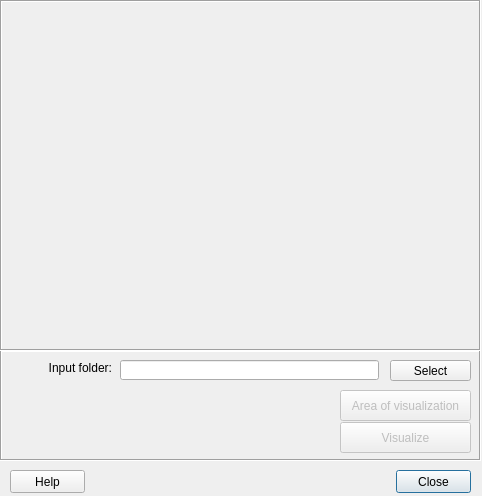
First picture: the form in SEBEVisual/visualizer_dialog_base.ui, repository UMEP-dev/UMEP, before the edit.
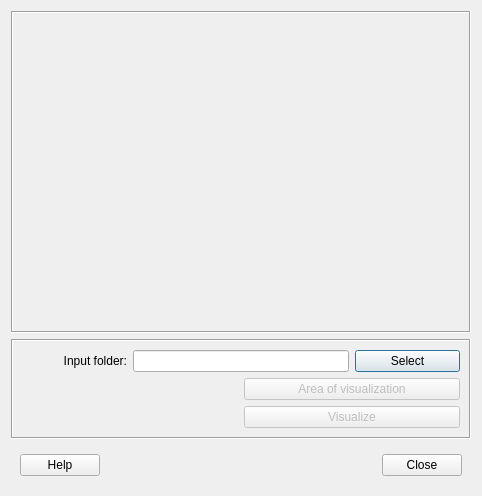
Second picture: the form after the edit.

Diff of the .ui file:
```diff
--- a/SEBEVisual/visualizer_dialog_base.ui
+++ b/SEBEVisual/visualizer_dialog_base.ui
@@ -16,40 +16,14 @@
   <property name="windowTitle">
    <string>SEBE Visualizer</string>
   </property>
-  <widget class="QPushButton" name="pushButton">
-   <property name="geometry">
-    <rect>
-     <x>396</x>
-     <y>470</y>
-     <width>75</width>
-     <height>23</height>
-    </rect>
-   </property>
-   <property name="text">
-    <string>Close</string>
-   </property>
-  </widget>
-  <widget class="QPushButton" name="helpButton">
-   <property name="geometry">
-    <rect>
-     <x>10</x>
-     <y>470</y>
-     <width>75</width>
-     <height>23</height>
-    </rect>
-   </property>
-   <property name="text">
-    <string>Help</string>
-   </property>
-  </widget>
+  <layout class="QGridLayout" name="gridLayout_2">
+   <item row="1" column="0" colspan="2">
   <widget class="QFrame" name="frame">
-   <property name="geometry">
-    <rect>
-     <x>0</x>
-     <y>350</y>
-     <width>481</width>
-     <height>111</height>
-    </rect>
+     <property name="sizePolicy">
+      <sizepolicy hsizetype="Minimum" vsizetype="Fixed">
+       <horstretch>0</horstretch>
+       <verstretch>0</verstretch>
+      </sizepolicy>
    </property>
    <property name="frameShape">
     <enum>QFrame::Box</enum>
@@ -57,54 +31,9 @@
    <property name="frameShadow">
     <enum>QFrame::Sunken</enum>
    </property>
-   <widget class="QPushButton" name="pushButtonSelect">
-    <property name="enabled">
-     <bool>false</bool>
-    </property>
-    <property name="geometry">
-     <rect>
-      <x>340</x>
-      <y>40</y>
-      <width>131</width>
-      <height>31</height>
-     </rect>
-    </property>
-    <property name="text">
-     <string>Area of visualization</string>
-    </property>
-   </widget>
-   <widget class="QLineEdit" name="textOutput">
-    <property name="geometry">
-     <rect>
-      <x>120</x>
-      <y>10</y>
-      <width>259</width>
-      <height>20</height>
-     </rect>
-    </property>
-   </widget>
-   <widget class="QPushButton" name="pushButtonDirectory">
-    <property name="geometry">
-     <rect>
-      <x>390</x>
-      <y>10</y>
-      <width>81</width>
-      <height>21</height>
-     </rect>
-    </property>
-    <property name="text">
-     <string>Select</string>
-    </property>
-   </widget>
+     <layout class="QGridLayout" name="gridLayout">
+      <item row="0" column="0">
    <widget class="QLabel" name="label_4">
-    <property name="geometry">
-     <rect>
-      <x>0</x>
-      <y>10</y>
-      <width>112</width>
-      <height>16</height>
-     </rect>
-    </property>
     <property name="text">
      <string>Input folder:</string>
     </property>
@@ -112,18 +41,39 @@
      <set>Qt::AlignRight|Qt::AlignTrailing|Qt::AlignVCenter</set>
     </property>
    </widget>
+      </item>
+      <item row="0" column="1" colspan="2">
+       <widget class="QLineEdit" name="textOutput"/>
+      </item>
+      <item row="0" column="3">
+       <widget class="QPushButton" name="pushButtonDirectory">
+        <property name="text">
+         <string>Select</string>
+        </property>
+       </widget>
+      </item>
+      <item row="1" column="2" colspan="2">
+       <widget class="QPushButton" name="pushButtonSelect">
+        <property name="enabled">
+         <bool>false</bool>
+        </property>
+        <property name="text">
+         <string>Area of visualization</string>
+        </property>
+       </widget>
+      </item>
+      <item row="2" column="1">
+       <widget class="QLabel" name="label">
+        <property name="text">
+         <string/>
+        </property>
+       </widget>
+      </item>
+      <item row="2" column="2" colspan="2">
    <widget class="QPushButton" name="pushButtonVisualize">
     <property name="enabled">
      <bool>false</bool>
     </property>
-    <property name="geometry">
-     <rect>
-      <x>340</x>
-      <y>72</y>
-      <width>131</width>
-      <height>31</height>
-     </rect>
-    </property>
     <property name="cursor">
      <cursorShape>ArrowCursor</cursorShape>
     </property>
@@ -131,29 +81,12 @@
      <string>Visualize</string>
     </property>
    </widget>
-   <widget class="QLabel" name="label">
-    <property name="geometry">
-     <rect>
-      <x>190</x>
-      <y>70</y>
-      <width>151</width>
-      <height>31</height>
-     </rect>
-    </property>
-    <property name="text">
-     <string/>
-    </property>
-   </widget>
-  </widget>
+      </item>
+     </layout>
+    </widget>
+   </item>
+   <item row="0" column="0" colspan="2">
   <widget class="QFrame" name="frame_2">
-   <property name="geometry">
-    <rect>
-     <x>0</x>
-     <y>0</y>
-     <width>481</width>
-     <height>351</height>
-    </rect>
-   </property>
    <property name="autoFillBackground">
     <bool>true</bool>
    </property>
@@ -163,22 +96,71 @@
    <property name="frameShadow">
     <enum>QFrame::Sunken</enum>
    </property>
-   <widget class="QWidget" name="verticalLayoutWidget">
-    <property name="geometry">
-     <rect>
-      <x>0</x>
-      <y>0</y>
-      <width>481</width>
-      <height>351</height>
-     </rect>
-    </property>
+     <layout class="QVBoxLayout" name="verticalLayout">
+      <item>
     <layout class="QVBoxLayout" name="layout"/>
-   </widget>
-  </widget>
-  <zorder>frame</zorder>
-  <zorder>pushButton</zorder>
-  <zorder>helpButton</zorder>
-  <zorder>frame_2</zorder>
+      </item>
+     </layout>
+    </widget>
+   </item>
+   <item row="2" column="0" colspan="2">
+    <widget class="QFrame" name="frame_3">
+     <property name="sizePolicy">
+      <sizepolicy hsizetype="Preferred" vsizetype="Fixed">
+       <horstretch>0</horstretch>
+       <verstretch>0</verstretch>
+      </sizepolicy>
+     </property>
+     <property name="frameShape">
+      <enum>QFrame::NoFrame</enum>
+     </property>
+     <property name="frameShadow">
+      <enum>QFrame::Raised</enum>
+     </property>
+     <layout class="QGridLayout" name="gridLayout_4">
+      <item row="0" column="0">
+       <widget class="QPushButton" name="helpButton">
+        <property name="sizePolicy">
+         <sizepolicy hsizetype="Minimum" vsizetype="Minimum">
+          <horstretch>0</horstretch>
+          <verstretch>0</verstretch>
+         </sizepolicy>
+        </property>
+        <property name="text">
+         <string>Help</string>
+        </property>
+       </widget>
+      </item>
+      <item row="0" column="2">
+       <widget class="QPushButton" name="pushButton">
+        <property name="sizePolicy">
+         <sizepolicy hsizetype="Minimum" vsizetype="Minimum">
+          <horstretch>0</horstretch>
+          <verstretch>0</verstretch>
+         </sizepolicy>
+        </property>
+        <property name="text">
+         <string>Close</string>
+        </property>
+       </widget>
+      </item>
+      <item row="0" column="1">
+       <spacer name="horizontalSpacer">
+        <property name="orientation">
+         <enum>Qt::Horizontal</enum>
+        </property>
+        <property name="sizeHint" stdset="0">
+         <size>
+          <width>40</width>
+          <height>20</height>
+         </size>
+        </property>
+       </spacer>
+      </item>
+     </layout>
+    </widget>
+   </item>
+  </layout>
  </widget>
  <resources/>
  <connections>
```
Left out of the diff: 8 changed lines with no effect on the pictures. Lines whose indentation alone changed are shown as unchanged.
